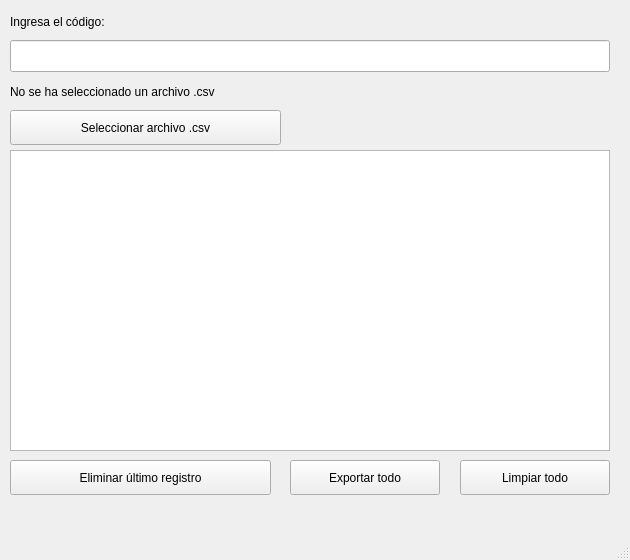
Before: the Qt Designer form cerberusAtendance/mainwindow.ui in juangonzalez22/cerberus, drawn with Qt 5.
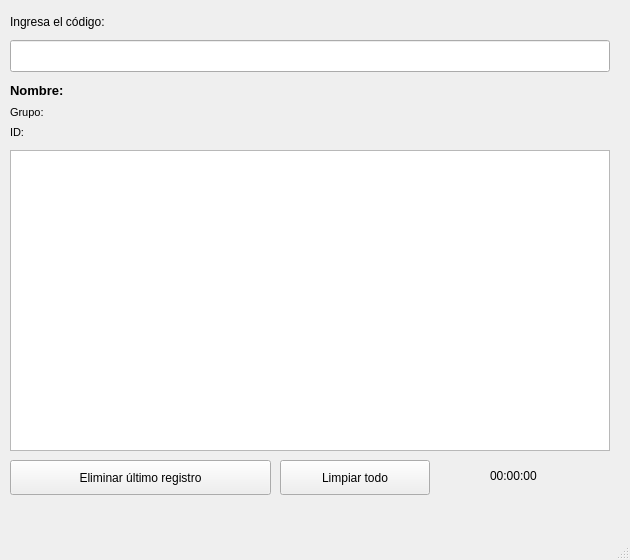
After: the same form once the commit is applied.

The edit to the form file:
```diff
--- a/cerberusAtendance/mainwindow.ui
+++ b/cerberusAtendance/mainwindow.ui
@@ -49,32 +49,6 @@
      <string>Ingresa el código:</string>
     </property>
    </widget>
-   <widget class="QPushButton" name="selectDatabaseButton">
-    <property name="geometry">
-     <rect>
-      <x>10</x>
-      <y>110</y>
-      <width>271</width>
-      <height>35</height>
-     </rect>
-    </property>
-    <property name="text">
-     <string>Seleccionar archivo .csv</string>
-    </property>
-   </widget>
-   <widget class="QLabel" name="fileLabel">
-    <property name="geometry">
-     <rect>
-      <x>10</x>
-      <y>80</y>
-      <width>341</width>
-      <height>24</height>
-     </rect>
-    </property>
-    <property name="text">
-     <string>No se ha seleccionado un archivo .csv</string>
-    </property>
-   </widget>
    <widget class="QTableWidget" name="tableRegist">
     <property name="geometry">
      <rect>
@@ -98,23 +72,10 @@
      <string>Eliminar último registro</string>
     </property>
    </widget>
-   <widget class="QPushButton" name="exportButton">
-    <property name="geometry">
-     <rect>
-      <x>290</x>
-      <y>460</y>
-      <width>150</width>
-      <height>35</height>
-     </rect>
-    </property>
-    <property name="text">
-     <string>Exportar todo</string>
-    </property>
-   </widget>
    <widget class="QPushButton" name="cleanButton">
     <property name="geometry">
      <rect>
-      <x>460</x>
+      <x>280</x>
       <y>460</y>
       <width>150</width>
       <height>35</height>
@@ -124,6 +85,77 @@
      <string>Limpiar todo</string>
     </property>
    </widget>
+   <widget class="QLabel" name="nameLabel">
+    <property name="geometry">
+     <rect>
+      <x>10</x>
+      <y>70</y>
+      <width>601</width>
+      <height>41</height>
+     </rect>
+    </property>
+    <property name="font">
+     <font>
+      <pointsize>10</pointsize>
+      <bold>true</bold>
+     </font>
+    </property>
+    <property name="layoutDirection">
+     <enum>Qt::LayoutDirection::LeftToRight</enum>
+    </property>
+    <property name="text">
+     <string>Nombre:</string>
+    </property>
+   </widget>
+   <widget class="QLabel" name="groupLabel">
+    <property name="geometry">
+     <rect>
+      <x>10</x>
+      <y>100</y>
+      <width>601</width>
+      <height>24</height>
+     </rect>
+    </property>
+    <property name="font">
+     <font>
+      <pointsize>8</pointsize>
+     </font>
+    </property>
+    <property name="text">
+     <string>Grupo:</string>
+    </property>
+   </widget>
+   <widget class="QLabel" name="idLabel">
+    <property name="geometry">
+     <rect>
+      <x>10</x>
+      <y>120</y>
+      <width>601</width>
+      <height>24</height>
+     </rect>
+    </property>
+    <property name="font">
+     <font>
+      <pointsize>8</pointsize>
+     </font>
+    </property>
+    <property name="text">
+     <string>ID:</string>
+    </property>
+   </widget>
+   <widget class="QLabel" name="clockLabel">
+    <property name="geometry">
+     <rect>
+      <x>490</x>
+      <y>460</y>
+      <width>81</width>
+      <height>31</height>
+     </rect>
+    </property>
+    <property name="text">
+     <string>00:00:00</string>
+    </property>
+   </widget>
   </widget>
   <widget class="QMenuBar" name="menubar">
    <property name="geometry">
```
